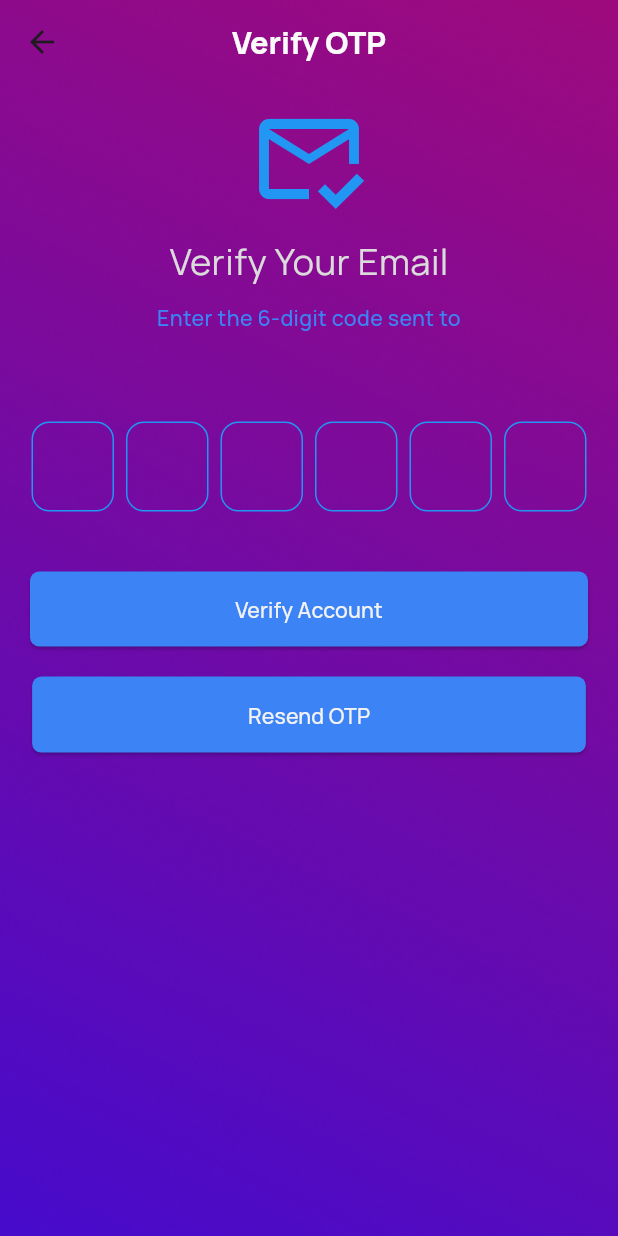
After one commit to MASUDALAM234970/LifeNest, a Flutter app: the OtpScreen screen opened directly, on a phone screen of 412 x 824 dp. The commit adds this screen. Run offline on Flutter 3.47's test engine with Material 3 defaults, Android fonts, the phone set to English and light mode, and no system bars; drawn by our look-alikes of pinput; our stand-ins replace flutter_screenutil, flutter_secure_storage, flutter_tts, get, google_fonts, speech_to_text; missing offline and left inert: country_picker_pro; accounts and stored records are empty; network calls fail.

Commit message:
added Signup ,email verification done  , gender

```diff
--- /dev/null
+++ b/lib/app/feature/auth/screens/otp_screen.dart
@@ -0,0 +1,132 @@
+import 'package:flutter/material.dart';
+import 'package:get/get.dart';
+import 'package:lifenest/app/feature/auth/controller/LoginPageController.dart';
+import 'package:pinput/pinput.dart';
+import 'package:flutter_screenutil/flutter_screenutil.dart';
+
+import '../../../constant/AppTextStyle.dart';
+
+class OtpScreen extends StatelessWidget {
+  OtpScreen({super.key});
+
+  final TextEditingController otpController = TextEditingController();
+
+  @override
+  Widget build(BuildContext context) {
+    final String email = Get.arguments ?? "";
+    final LoginPageController controller = Get.find<LoginPageController>();
+
+    final defaultPinTheme = PinTheme(
+      width: 55,
+      height: 60,
+      textStyle: const TextStyle(fontSize: 22, fontWeight: FontWeight.bold),
+      decoration: BoxDecoration(
+        border: Border.all(color: Colors.blue),
+        borderRadius: BorderRadius.circular(12),
+      ),
+    );
+
+    return Scaffold(
+      appBar: AppBar(
+        backgroundColor: Colors.transparent,
+        title:  Text("Verify OTP",style: AppTextStyle.mango80020Daily,),
+        centerTitle: true,
+      ),
+      body: SingleChildScrollView(
+        child: Padding(
+          padding: const EdgeInsets.only(left: 20, right: 20),
+          child: Column(
+            crossAxisAlignment: CrossAxisAlignment.center,
+            children: [
+             const SizedBox(height: 10),
+
+              const Icon(
+                Icons.mark_email_read_outlined,
+                size: 80,
+                color: Colors.blue,
+              ),
+
+              const SizedBox(height: 10),
+
+               Text(
+                "Verify Your Email",
+                style: AppTextStyle.marko40024wel,
+              ),
+
+              const SizedBox(height: 10),
+
+              Text(
+                "Enter the 6-digit code sent to\n$email",
+                textAlign: TextAlign.center,
+                style: AppTextStyle.mango50012singup,
+              ),
+
+              const SizedBox(height: 40),
+
+              Pinput(
+                controller: otpController,
+                length: 6,
+                defaultPinTheme: defaultPinTheme,
+              ),
+
+              const SizedBox(height: 40),
+            // const Spacer(),
+              SizedBox(
+                width: double.infinity,
+                height: 50,
+                child: ElevatedButton(
+                  style: ElevatedButton.styleFrom(
+                    backgroundColor: Color(0xff3C83F6),
+                    shape: RoundedRectangleBorder(
+                      borderRadius: BorderRadius.circular(6.r),
+                    ),
+                  ),
+                  onPressed: () async {
+                    if (otpController.text.length != 6) {
+                      Get.snackbar(
+                        "Error",
+                        "Please enter a valid 6-digit OTP",
+                        snackPosition: SnackPosition.BOTTOM,
+                      );
+                      return;
+                    }
+
+                    await controller.verifyOtp(
+                      email: email,
+                      otp: otpController.text.trim(),
+                    );
+                  },
+                  child:  Text(
+                    "Verify Account",
+                    style: AppTextStyle.mango50014signIn,
+                  ),
+                ),
+              ),
+
+              const SizedBox(height: 20),
+
+              SizedBox(
+                width: 336.w,
+                height: 50.h,
+                child: ElevatedButton(
+                  style: ElevatedButton.styleFrom(
+                    backgroundColor: Color(0xff3C83F6),
+                    shape: RoundedRectangleBorder(
+                      borderRadius: BorderRadius.circular(6.r),
+                    ),
+                  ),
+                  onPressed: () {
+                    //Get.toNamed(RoutesName.home);
+                    controller.sendOtp(email);
+                  },
+                  child: Text("Resend OTP", style: AppTextStyle.mango50014signIn),
+                ),
+              ),
+              SizedBox(height: 30,)
+            ],
+          ),
+        ),
+      ),
+    );
+  }
+}
--- a/pubspec.yaml
+++ b/pubspec.yaml
@@ -39,6 +39,7 @@ dev_dependencies:
   http:
   flutter_secure_storage:
   logger: ^2.7.0
+  pinput:
 
   flutter_launcher_icons:
 flutter_icons:
```
Also changed, not shown: lib/app/core/networks/api_client.dart (+55 -43 lines), lib/app/feature/auth/controller/LoginPageController.dart (+182 -14 lines), lib/app/feature/auth/screens/RegisterPage.dart (+30 -35 lines), lib/app/feature/auth/screens/gender.dart (+16 -9 lines), lib/app/core/model/Auth models.dart (line endings or trailing spaces), pubspec.lock.
